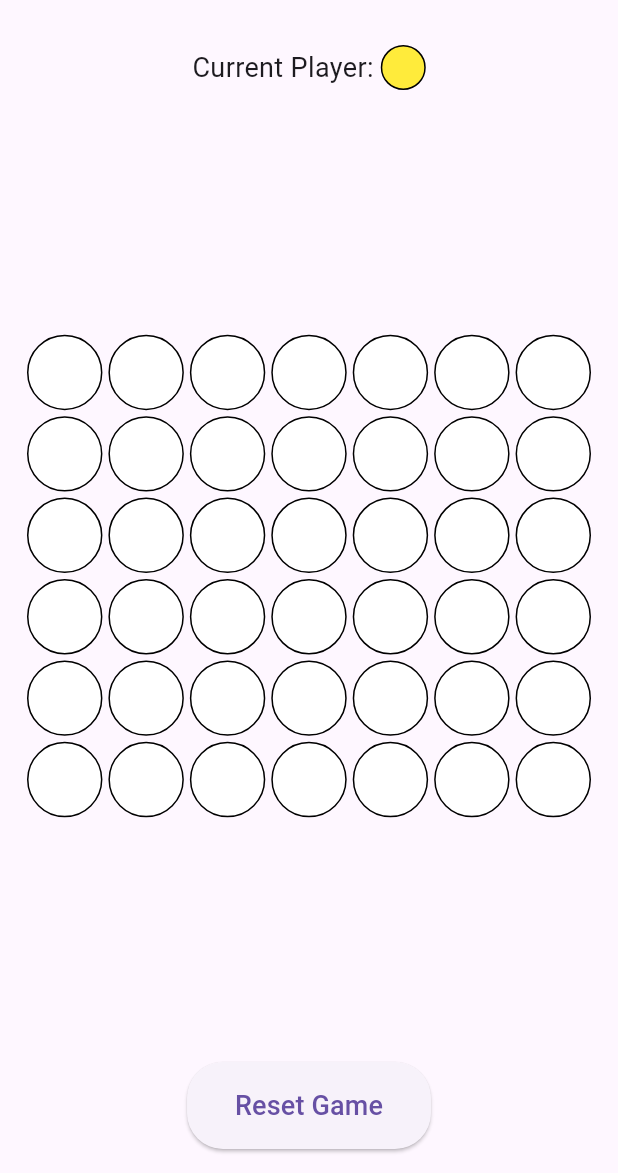
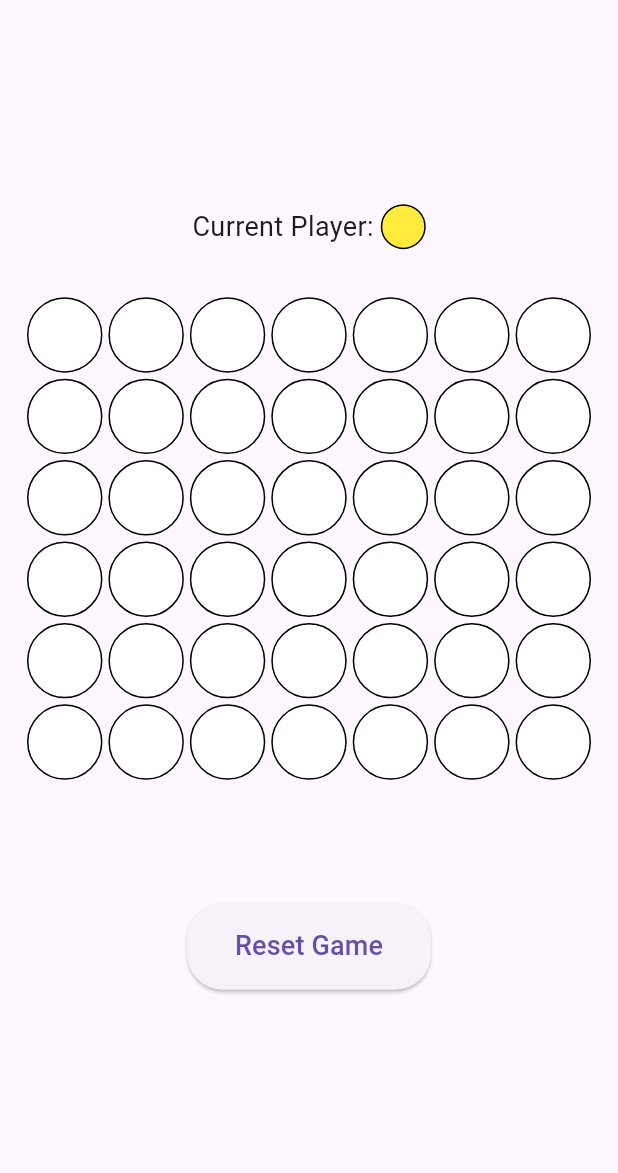
Before and after one commit to binaerverkehr/connect_four_test, a Flutter app: the screen it shows after launch, on a phone screen of 412 x 824 dp, the part 63-1236 px from its top. Run offline on Flutter 3.47's test engine with Material 3 defaults, Android fonts, the light colour scheme and no system bars.

Commit message:
Improved ui

```diff
--- a/lib/main.dart
+++ b/lib/main.dart
@@ -13,6 +13,7 @@ class ConnectFourApp extends StatelessWidget {
   @override
   Widget build(BuildContext context) {
     return MaterialApp(
+      debugShowCheckedModeBanner: false,
       title: 'Connect Four',
       theme: ThemeData(primarySwatch: Colors.blue),
       home: const GameScreen(),
@@ -62,15 +63,15 @@ class _GameScreenState extends State<GameScreen> {
         child: Padding(
           padding: const EdgeInsets.all(16.0),
           child: Column(
-            mainAxisAlignment: MainAxisAlignment.spaceBetween,
+            mainAxisAlignment: MainAxisAlignment.center,
             children: [
               _buildGameStatus(),
-              const SizedBox(height: 20),
+              const SizedBox(height: 30),
               AspectRatio(
                 aspectRatio: 7 / 6,
                 child: _buildGameBoard(),
               ),
-              const SizedBox(height: 20),
+              const SizedBox(height: 80),
               _buildResetButton(),
             ],
           ),
```
